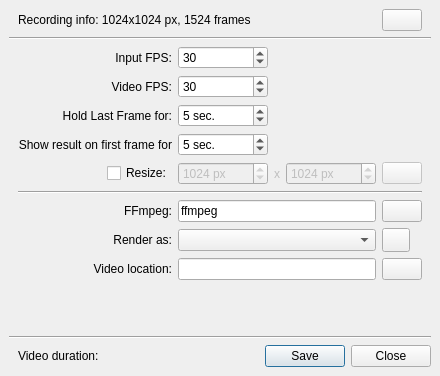
First picture: the form in plugins/dockers/recorder/recorder_export.ui, repository KDE/krita, before the edit.
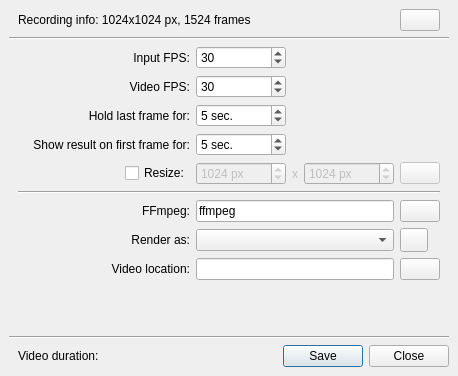
Second picture: the form after the edit. Icons and pictures are not drawn.

Commit message: Use show result on first frame in recorder export presets

Patch:
```diff
--- a/plugins/dockers/recorder/recorder_export.ui
+++ b/plugins/dockers/recorder/recorder_export.ui
@@ -10,7 +10,7 @@
    <rect>
     <x>0</x>
     <y>0</y>
-    <width>408</width>
+    <width>458</width>
     <height>376</height>
    </rect>
   </property>
@@ -179,7 +179,7 @@
             <string>The added duration for showing the last frame.</string>
            </property>
            <property name="text">
-            <string>Hold Last Frame for:</string>
+            <string>Hold last frame for:</string>
            </property>
            <property name="alignment">
             <set>Qt::AlignRight|Qt::AlignTrailing|Qt::AlignVCenter</set>
@@ -331,7 +331,7 @@
          <item row="3" column="0">
           <widget class="QLabel" name="label">
            <property name="text">
-            <string>Show result on first frame for</string>
+            <string>Show result on first frame for:</string>
            </property>
            <property name="alignment">
             <set>Qt::AlignRight|Qt::AlignTrailing|Qt::AlignVCenter</set>
```
The commit also changes 1 other file.
